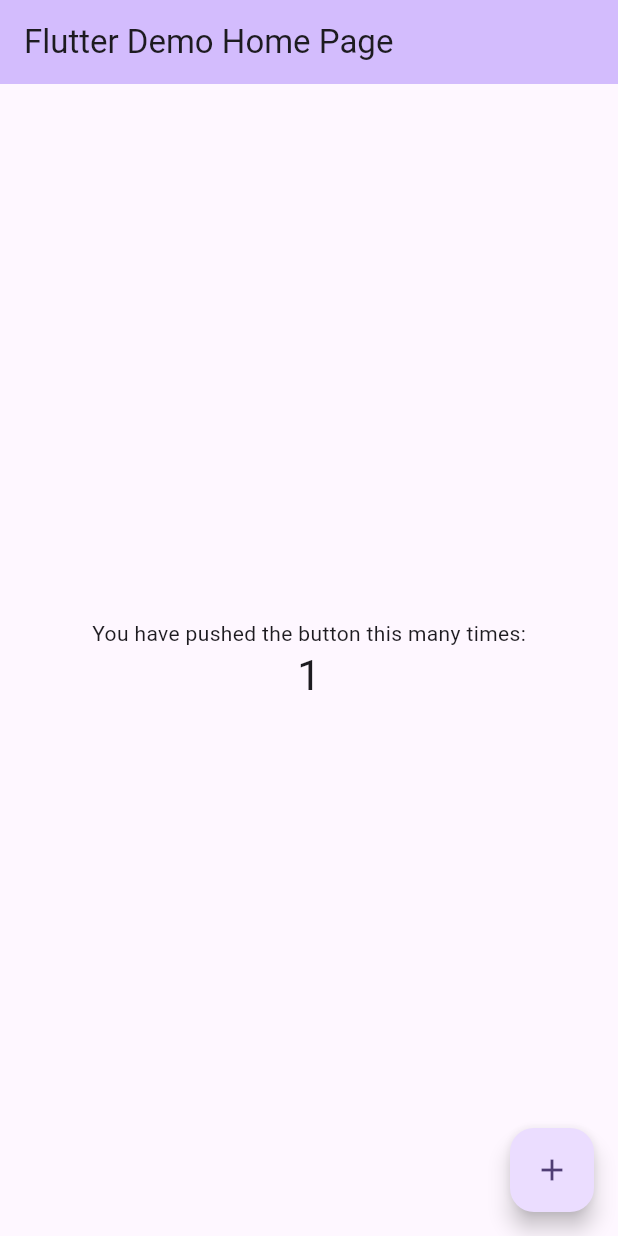
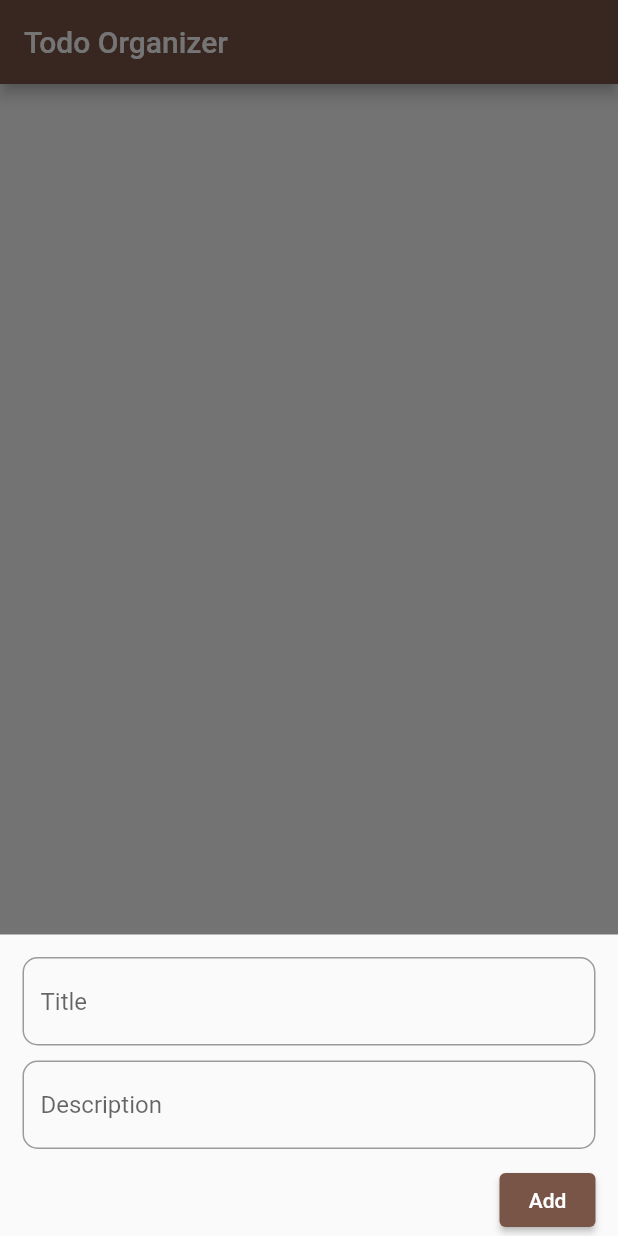
Before and after one commit to dailydeveloper0/Loacal_Todo_App, a Flutter app: the screen it shows after launch, after a tap on the "add" icon, on a phone screen of 412 x 824 dp. Run offline on Flutter 3.47's test engine with Material 2 defaults, Android fonts, the phone set to English and light mode, and no system bars; our stand-ins replace bloc, equatable, flutter_bloc, sqflite; accounts and stored records are empty.

Commit message:
Some changes realted to todo_list cubit and UI

```diff
--- /dev/null
+++ b/lib/blocs/todo_toggle_bloc/todo_toggle_bloc.dart
@@ -0,0 +1,21 @@
+import 'package:bloc/bloc.dart';
+import 'package:equatable/equatable.dart';
+import 'package:todo/blocs/todos/todos_bloc.dart';
+import 'package:todo/model/todo.dart';
+import 'package:todo/repositories/todo_repository.dart';
+
+part 'todo_toggle_event.dart';
+part 'todo_toggle_state.dart';
+
+class TodoToggleBloc extends Bloc<TodoToggleEvent, TodoToggleState> {
+  final TodoRepository todoRepository;
+  TodoToggleBloc({required this.todoRepository})
+      : super(TodoToggleState.initial()) {
+    on<ChangeStatus>((event, emit) async {
+      emit(state.copyWith(status: TodoToggleStatus.changing));
+      await todoRepository.updateTodo(event.todo);
+
+      emit(state.copyWith(status: TodoToggleStatus.success));
+    });
+  }
+}
--- /dev/null
+++ b/lib/blocs/todo_toggle_bloc/todo_toggle_event.dart
@@ -0,0 +1,12 @@
+part of 'todo_toggle_bloc.dart';
+
+abstract class TodoToggleEvent extends Equatable {}
+
+class ChangeStatus extends TodoToggleEvent {
+  final Todo todo;
+
+  ChangeStatus({required this.todo});
+
+  @override
+  List<Object> get props => [todo];
+}
--- /dev/null
+++ b/lib/blocs/todo_toggle_bloc/todo_toggle_state.dart
@@ -0,0 +1,26 @@
+part of 'todo_toggle_bloc.dart';
+
+enum TodoToggleStatus {
+  initial,
+  changing,
+  success,
+  error,
+}
+
+class TodoToggleState extends Equatable {
+  final TodoToggleStatus status;
+  final Todo? todo;
+
+  const TodoToggleState({required this.status, this.todo});
+  factory TodoToggleState.initial() {
+    return const TodoToggleState(status: TodoToggleStatus.initial);
+  }
+
+  @override
+  List<Object?> get props => [status, todo];
+
+  TodoToggleState copyWith({TodoToggleStatus? status, Todo? todo}) {
+    return TodoToggleState(
+        status: status ?? this.status, todo: todo ?? this.todo);
+  }
+}
--- a/lib/blocs/todos/todos_state.dart
+++ b/lib/blocs/todos/todos_state.dart
@@ -1,21 +1,30 @@
 part of 'todos_bloc.dart';
-
-enum TodosStatus { initial, loading, success, error }
 
 class TodosState extends Equatable {
   final TodosStatus status;
-  final List<Todo>? todos;
+  // final List<Todo> todos;
 
-  const TodosState({required this.status, this.todos});
+  const TodosState({
+    required this.status,
+    // required this.todos,
+  });
   factory TodosState.initial() {
-    return const TodosState(status: TodosStatus.initial);
+    return const TodosState(
+      status: TodosStatus.initial,
+      // todos: [],
+    );
   }
 
   @override
-  List<Object> get props => [status, todos!];
+  List<Object> get props => [
+        status,
+        // todos,
+      ];
 
   TodosState copyWith({TodosStatus? status, List<Todo>? todos}) {
     return TodosState(
-        status: status ?? this.status, todos: todos ?? this.todos);
+      status: status ?? this.status,
+      // todos: todos ?? this.todos,
+    );
   }
 }
--- /dev/null
+++ b/lib/cubits/todo_list_cubit/todo_list_cubit.dart
@@ -0,0 +1,23 @@
+import 'dart:async';
+
+import 'package:bloc/bloc.dart';
+import 'package:equatable/equatable.dart';
+import 'package:todo/model/todo.dart';
+import 'package:todo/repositories/todo_repository.dart';
+
+part 'todo_list_state.dart';
+
+class TodosListCubit extends Cubit<TodosListState> {
+  final TodoRepository todoRepository;
+
+  late StreamSubscription _todoRepoStreamSubscription;
+  TodosListCubit({required this.todoRepository})
+      : super(TodosListState.initial()) {
+    _todoRepoStreamSubscription =
+        todoRepository.stream.listen((List<Map<String, dynamic>> data) {
+      final newTodos = data.map((e) => Todo.fromMap(e)).toList();
+
+      emit(state.copyWith(todos: newTodos));
+    });
+  }
+}
--- /dev/null
+++ b/lib/cubits/todo_list_cubit/todo_list_state.dart
@@ -0,0 +1,17 @@
+part of 'todo_list_cubit.dart';
+
+class TodosListState extends Equatable {
+  final List<Todo> todos;
+
+  TodosListState({required this.todos});
+  factory TodosListState.initial() {
+    return TodosListState(todos: []);
+  }
+
+  @override
+  List<Object> get props => [todos];
+
+  TodosListState copyWith({List<Todo>? todos}) {
+    return TodosListState(todos: todos ?? this.todos);
+  }
+}
--- a/lib/helpers/sql_helper.dart
+++ b/lib/helpers/sql_helper.dart
@@ -10,6 +10,7 @@ class SQLHelper {
         id INTEGER NOT NULL PRIMARY KEY AUTOINCREMENT,
         title TEXT,
         description TEXT,
+        isCompeleted INTEGER,
         createdAt TIMESTAMP NOT NULL DEFAULT CURRENT_TIMESTAMP
       )""");
       },
@@ -20,6 +21,7 @@ class SQLHelper {
     final db = await SQLHelper.db();
     try {
       int result = await db.insert('todos', newTodo);
+
       db.close();
       return result;
     } catch (e) {
@@ -29,7 +31,8 @@ class SQLHelper {
     }
   }
 
-  static Future<int> updateTodo(int id, Map<String, dynamic> updatedTodo) async {
+  static Future<int> updateTodo(
+      int id, Map<String, dynamic> updatedTodo) async {
     final db = await SQLHelper.db();
     try {
       int result = await db
@@ -43,7 +46,7 @@ class SQLHelper {
     }
   }
 
-  static void deleteTodo(int id) async {
+  static Future<void> deleteTodo(int id) async {
     final db = await SQLHelper.db();
     try {
       await db.delete('todos', where: "id = ?", whereArgs: [id]);
--- a/lib/main.dart
+++ b/lib/main.dart
@@ -1,125 +1,53 @@
 import 'package:flutter/material.dart';
+import 'package:flutter_bloc/flutter_bloc.dart';
+import 'package:todo/blocs/todo_toggle_bloc/todo_toggle_bloc.dart';
+import 'package:todo/blocs/todos/todos_bloc.dart';
+import 'package:todo/cubits/todo_list_cubit/todo_list_cubit.dart';
+import 'package:todo/pages/home_page/home_page.dart';
+import 'package:todo/repositories/todo_repository.dart';
 
 void main() {
-  runApp(const MyApp());
+  runApp(const TodoApp());
 }
 
-class MyApp extends StatelessWidget {
-  const MyApp({super.key});
+class TodoApp extends StatelessWidget {
+  const TodoApp({super.key});
 
-  // This widget is the root of your application.
   @override
   Widget build(BuildContext context) {
-    return MaterialApp(
-      title: 'Flutter Demo',
-      theme: ThemeData(
-        // This is the theme of your application.
-        //
-        // TRY THIS: Try running your application with "flutter run". You'll see
-        // the application has a blue toolbar. Then, without quitting the app,
-        // try changing the seedColor in the colorScheme below to Colors.green
-        // and then invoke "hot reload" (save your changes or press the "hot
-        // reload" button in a Flutter-supported IDE, or press "r" if you used
-        // the command line to start the app).
-        //
-        // Notice that the counter didn't reset back to zero; the application
-        // state is not lost during the reload. To reset the state, use hot
-        // restart instead.
-        //
-        // This works for code too, not just values: Most code changes can be
-        // tested with just a hot reload.
-        colorScheme: ColorScheme.fromSeed(seedColor: Colors.deepPurple),
-        useMaterial3: true,
+    return MultiRepositoryProvider(
+      providers: [
+        RepositoryProvider(
+          create: (context) => TodoRepository(),
+        ),
+      ],
+      child: MultiBlocProvider(
+        providers: [
+          BlocProvider(
+            create: (context) => TodosBloc(
+              todoRepository: context.read<TodoRepository>(),
+            ),
+          ),
+          BlocProvider(
+            create: (context) => TodoToggleBloc(
+              todoRepository: context.read<TodoRepository>(),
+            ),
+          ),
+          BlocProvider(
+            create: (context) => TodosListCubit(
+              todoRepository: context.read<TodoRepository>(),
+            ),
+          ),
+        ],
+        child: MaterialApp(
+          debugShowCheckedModeBanner: false,
+          title: "Todo Organizer",
+          theme: ThemeData(
+            primarySwatch: Colors.brown,
+          ),
+          home: HomePage(),
+        ),
       ),
-      home: const MyHomePage(title: 'Flutter Demo Home Page'),
     );
   }
 }
-
-class MyHomePage extends StatefulWidget {
-  const MyHomePage({super.key, required this.title});
-
-  // This widget is the home page of your application. It is stateful, meaning
-  // that it has a State object (defined below) that contains fields that affect
-  // how it looks.
-
-  // This class is the configuration for the state. It holds the values (in this
-  // case the title) provided by the parent (in this case the App widget) and
-  // used by the build method of the State. Fields in a Widget subclass are
-  // always marked "final".
-
-  final String title;
-
-  @override
-  State<MyHomePage> createState() => _MyHomePageState();
-}
-
-class _MyHomePageState extends State<MyHomePage> {
-  int _counter = 0;
-
-  void _incrementCounter() {
-    setState(() {
-      // This call to setState tells the Flutter framework that something has
-      // changed in this State, which causes it to rerun the build method below
-      // so that the display can reflect the updated values. If we changed
-      // _counter without calling setState(), then the build method would not be
-      // called again, and so nothing would appear to happen.
-      _counter++;
-    });
-  }
-
-  @override
-  Widget build(BuildContext context) {
-    // This method is rerun every time setState is called, for instance as done
-    // by the _incrementCounter method above.
-    //
-    // The Flutter framework has been optimized to make rerunning build methods
-    // fast, so that you can just rebuild anything that needs updating rather
-    // than having to individually change instances of widgets.
-    return Scaffold(
-      appBar: AppBar(
-        // TRY THIS: Try changing the color here to a specific color (to
-        // Colors.amber, perhaps?) and trigger a hot reload to see the AppBar
-        // change color while the other colors stay the same.
-        backgroundColor: Theme.of(context).colorScheme.inversePrimary,
-        // Here we take the value from the MyHomePage object that was created by
-        // the App.build method, and use it to set our appbar title.
-        title: Text(widget.title),
-      ),
-      body: Center(
-        // Center is a layout widget. It takes a single child and positions it
-        // in the middle of the parent.
-        child: Column(
-          // Column is also a layout widget. It takes a list of children and
-          // arranges them vertically. By default, it sizes itself to fit its
-          // children horizontally, and tries to be as tall as its parent.
-          //
-          // Column has various properties to control how it sizes itself and
-          // how it positions its children. Here we use mainAxisAlignment to
-          // center the children vertically; the main axis here is the vertical
-          // axis because Columns are vertical (the cross axis would be
-          // horizontal).
-          //
-          // TRY THIS: Invoke "debug painting" (choose the "Toggle Debug Paint"
-          // action in the IDE, or press "p" in the console), to see the
-          // wireframe for each widget.
-          mainAxisAlignment: MainAxisAlignment.center,
-          children: <Widget>[
-            const Text(
-              'You have pushed the button this many times:',
-            ),
-            Text(
-              '$_counter',
-              style: Theme.of(context).textTheme.headlineMedium,
-            ),
-          ],
-        ),
-      ),
-      floatingActionButton: FloatingActionButton(
-        onPressed: _incrementCounter,
-        tooltip: 'Increment',
-        child: const Icon(Icons.add),
-      ), // This trailing comma makes auto-formatting nicer for build methods.
-    );
-  }
-}
--- a/lib/model/todo.dart
+++ b/lib/model/todo.dart
@@ -1,18 +1,23 @@
+enum TodosStatus { initial, loading, success, error }
+
 class Todo {
   int? id;
   String title;
   String description;
+  bool isCompeleted;
 
   Todo({
     this.id,
     required this.title,
     required this.description,
+    this.isCompeleted = false,
   });
 
   Map<String, dynamic> toMap() {
     return {
       'title': title,
       'description': description,
+      'isCompeleted':isCompeleted?1:0,
     };
   }
 
@@ -21,6 +26,7 @@ class Todo {
       id: data['id'],
       title: data['title'],
       description: data['description'],
+      isCompeleted: data['isCompeleted'] == 1?true:false,
     );
   }
 }
--- /dev/null
+++ b/lib/pages/home_page/home_page.dart
@@ -0,0 +1,162 @@
+import 'package:flutter/material.dart';
+import 'package:flutter_bloc/flutter_bloc.dart';
+import 'package:todo/blocs/todo_toggle_bloc/todo_toggle_bloc.dart';
+import 'package:todo/blocs/todos/todos_bloc.dart';
+import 'package:todo/cubits/todo_list_cubit/todo_list_cubit.dart';
+import 'package:todo/model/todo.dart';
+
+class HomePage extends StatelessWidget {
+  HomePage({super.key});
+  final TextEditingController _titleController = TextEditingController();
+  final TextEditingController _descriptionController = TextEditingController();
+  late List<Todo> todos;
+  void _showForm(int? id, BuildContext context) {
+    if (id != null) {
+      var todo = todos.firstWhere((element) => element.id == id);
+      _titleController.text = todo.title;
+      _descriptionController.text = todo.description;
+    }
+
+    //Show bottom sheet
+
+    showModalBottomSheet(
+        isScrollControlled: true,
+        context: context,
+        builder: (_) {
+          return Container(
+            padding: EdgeInsets.only(
+              top: 15,
+              left: 15,
+              right: 15,
+              bottom: MediaQuery.of(context).viewInsets.bottom,
+            ),
+            child: Column(
+              mainAxisSize: MainAxisSize.min,
+              crossAxisAlignment: CrossAxisAlignment.end,
+              children: [
+                TextField(
+                  controller: _titleController,
+                  decoration: InputDecoration(
+                    border: OutlineInputBorder(
+                        borderRadius: BorderRadius.circular(10)),
+                    hintText: "Title",
+                  ),
+                ),
+                const SizedBox(
+                  height: 10.0,
+                ),
+                TextField(
+                  controller: _descriptionController,
+                  decoration: InputDecoration(
+                    border: OutlineInputBorder(
+                        borderRadius: BorderRadius.circular(10)),
+                    hintText: "Description",
+                  ),
+                ),
+                const SizedBox(
+                  height: 10.0,
+                ),
+                ElevatedButton(
+                  onPressed: () {
+                    context.read<TodosBloc>().add(
+                          CreateTodoEvent(
+                            todo: Todo(
+                              title: _titleController.text,
+                              description: _descriptionController.text,
+                            ),
+                          ),
+                        );
+                    _titleController.text = '';
+                    _descriptionController.text = '';
+                    Navigator.of(context).pop();
+                  },
+                  child: Text(id == null ? "Add" : "Update"),
+                ),
+              ],
+            ),
+          );
+        });
+  }
+
+  @override
+  Widget build(BuildContext context) {
+    todos = context.watch<TodosListCubit>().state.todos;
+    return Scaffold(
+        appBar: AppBar(
+          title: Text("Todo Organizer"),
+        ),
+        body: BlocConsumer<TodosBloc, TodosState>(
+          listener: (context, TodosState state) {
+            if (state.status == TodosStatus.loading ||
+                state.status == TodosStatus.initial) {
+              showDialog(
+                  context: context,
+                  useRootNavigator: false,
+                  builder: (_) {
+                    return const Center(child: CircularProgressIndicator());
+                  });
+            } else {
+              Navigator.of(context).pop();
+            }
+          },
+          builder: (context, TodosState state) {
+            return Container(
+              padding: const EdgeInsets.all(10),
+              child: ListView.builder(
+                  itemCount: todos.length,
+                  itemBuilder: (context, index) {
+                    return Dismissible(
+                      onDismissed: (DismissDirection direction) {
+                        context
+                            .read<TodosBloc>()
+                            .add(DeleteTodoEvent(id: todos[index].id!));
+                      },
+                      background: Container(
+                        color: Colors.red,
+                        alignment: Alignment.centerLeft,
+                        padding: EdgeInsets.only(left: 5),
+                        child: Icon(Icons.delete, size: 40),
+                      ),
+                      secondaryBackground: Container(
+                        color: Colors.red,
+                        alignment: Alignment.centerRight,
+                        padding: EdgeInsets.only(right: 5),
+                        child: Icon(Icons.delete, size: 40),
+                      ),
+                      key: UniqueKey(),
+                      child: Card(
+                        elevation: 10,
+                        color: Colors.brown,
+                        child: ListTile(
+                          leading: Checkbox(
+                            value: todos[index].isCompeleted,
+                            onChanged: (value) {
+                              todos[index].isCompeleted = value!;
+                              context
+                                  .read<TodoToggleBloc>()
+                                  .add(ChangeStatus(todo: todos[index]));
+                            },
+                          ),
+                          title: Text(
+                            todos[index].title,
+                            style: const TextStyle(
+                              color: Colors.white,
+                              fontWeight: FontWeight.bold,
+                            ),
+                          ),
+                          subtitle: Text(todos[index].description),
+                        ),
+                      ),
+                    );
+                  }),
+            );
+          },
+        ),
+        floatingActionButton: FloatingActionButton(
+          onPressed: () {
+            _showForm(null, context);
+          },
+          child: const Icon(Icons.add),
+        ));
+  }
+}
--- a/lib/repositories/todo_repository.dart
+++ b/lib/repositories/todo_repository.dart
@@ -1,22 +1,38 @@
+import 'dart:async';
+
 import 'package:todo/helpers/sql_helper.dart';
 
 import '../model/todo.dart';
 
 class TodoRepository {
+  TodoRepository() {
+    getTodos();
+  }
+  final StreamController<List<Map<String, dynamic>>> _controller =
+      StreamController<List<Map<String, dynamic>>>();
+
+  Stream<List<Map<String, dynamic>>> get stream => _controller.stream;
+
   Future<int> createTodo(Todo todo) async {
-    return await SQLHelper.createTodo(todo.toMap());
+    final result = await SQLHelper.createTodo(todo.toMap());
+    getTodos();
+    return result;
   }
 
   Future<int> updateTodo(Todo todo) async {
-    return await SQLHelper.updateTodo(todo.id!, todo.toMap());
+    final result = await SQLHelper.updateTodo(todo.id!, todo.toMap());
+    getTodos();
+    return result;
   }
 
-  void deleteTodo(int id) {
-    SQLHelper.deleteTodo(id);
+  Future<void> deleteTodo(int id)async {
+    await SQLHelper.deleteTodo(id);
+    getTodos();
   }
 
-  Future<List<Map<String, dynamic>>> getTodos() async {
-    return await SQLHelper.getTodos();
+  void getTodos() async {
+    final todos = await SQLHelper.getTodos();
+    _controller.sink.add(todos);
   }
 
   Future<Map<String, dynamic>> getTodo(int id) async {
```
Also changed, not shown: lib/blocs/todos/todos_bloc.dart (+28 -17 lines), lib/blocs/todos/todos_event.dart (+4 -4 lines), 9 other files.
